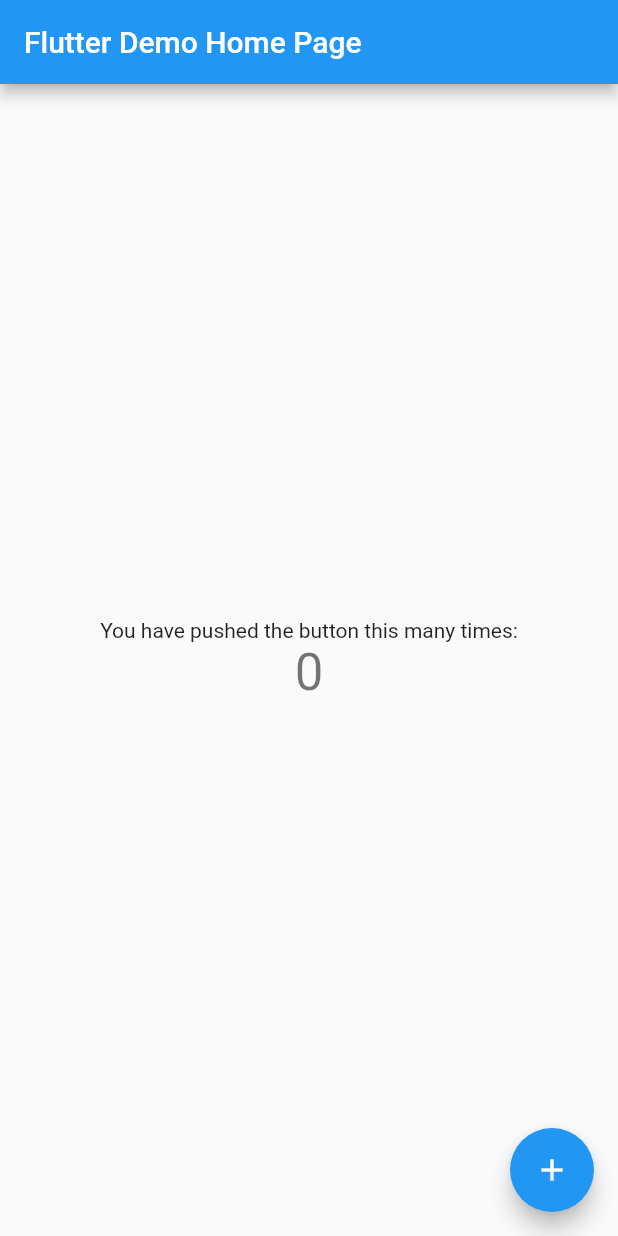
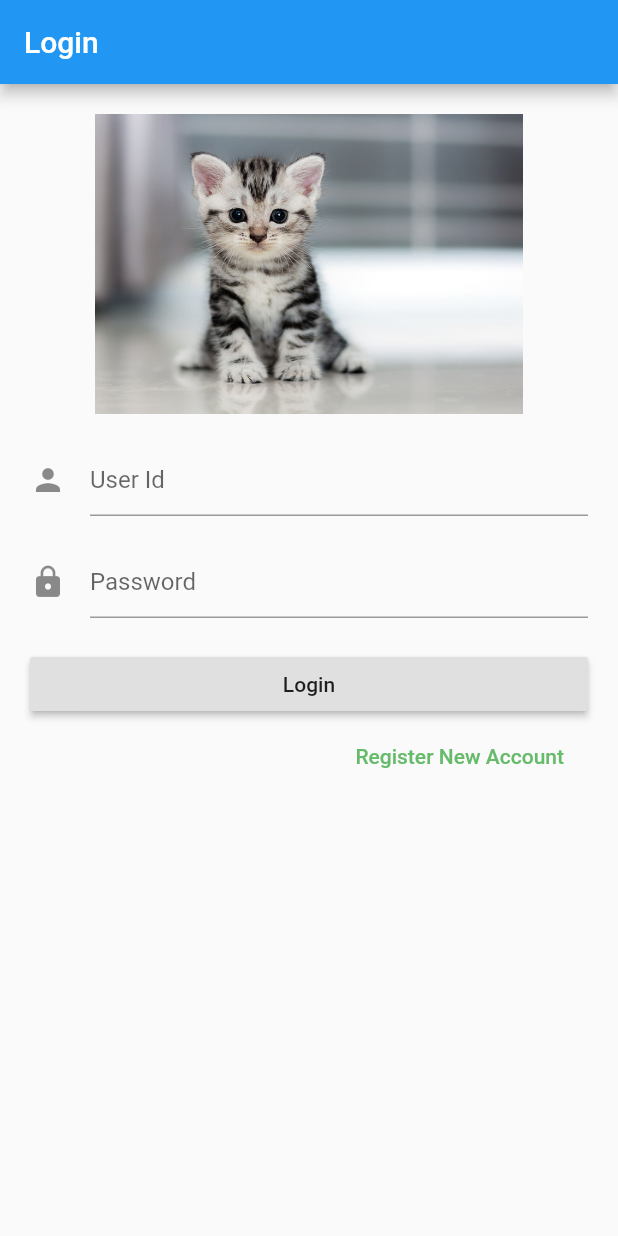
Before and after one commit to Punmanat/flutter_assignment, a Flutter app: the screen it shows after launch, on a phone screen of 412 x 824 dp. Run offline on Flutter 3.47's test engine with Material 2 defaults, Android fonts, the phone set to English and light mode, and no system bars.

Commit message:
🏎Create Login

```diff
--- a/lib/main.dart
+++ b/lib/main.dart
@@ -1,4 +1,7 @@
 import 'package:flutter/material.dart';
+import './ui/login.dart';
+import './ui/register.dart';
+import './ui/home.dart';
 
 void main() => runApp(MyApp());
 
@@ -7,105 +10,14 @@ class MyApp extends StatelessWidget {
   @override
   Widget build(BuildContext context) {
     return MaterialApp(
-      title: 'Flutter Demo',
       theme: ThemeData(
-        // This is the theme of your application.
-        //
-        // Try running your application with "flutter run". You'll see the
-        // application has a blue toolbar. Then, without quitting the app, try
-        // changing the primarySwatch below to Colors.green and then invoke
-        // "hot reload" (press "r" in the console where you ran "flutter run",
-        // or simply save your changes to "hot reload" in a Flutter IDE).
-        // Notice that the counter didn't reset back to zero; the application
-        // is not restarted.
         primarySwatch: Colors.blue,
       ),
-      home: MyHomePage(title: 'Flutter Demo Home Page'),
+      initialRoute: "/",
+      routes: {
+        "/": (context)=>Login(),
+      },
+
     );
   }
 }
-
-class MyHomePage extends StatefulWidget {
-  MyHomePage({Key key, this.title}) : super(key: key);
-
-  // This widget is the home page of your application. It is stateful, meaning
-  // that it has a State object (defined below) that contains fields that affect
-  // how it looks.
-
-  // This class is the configuration for the state. It holds the values (in this
-  // case the title) provided by the parent (in this case the App widget) and
-  // used by the build method of the State. Fields in a Widget subclass are
-  // always marked "final".
-
-  final String title;
-
-  @override
-  _MyHomePageState createState() => _MyHomePageState();
-}
-
-class _MyHomePageState extends State<MyHomePage> {
-  int _counter = 0;
-
-  void _incrementCounter() {
-    setState(() {
-      // This call to setState tells the Flutter framework that something has
-      // changed in this State, which causes it to rerun the build method below
-      // so that the display can reflect the updated values. If we changed
-      // _counter without calling setState(), then the build method would not be
-      // called again, and so nothing would appear to happen.
-      _counter++;
-    });
-  }
-
-  @override
-  Widget build(BuildContext context) {
-    // This method is rerun every time setState is called, for instance as done
-    // by the _incrementCounter method above.
-    //
-    // The Flutter framework has been optimized to make rerunning build methods
-    // fast, so that you can just rebuild anything that needs updating rather
-    // than having to individually change instances of widgets.
-    return Scaffold(
-      appBar: AppBar(
-        // Here we take the value from the MyHomePage object that was created by
-        // the App.build method, and use it to set our appbar title.
-        title: Text(widget.title),
-      ),
-      body: Center(
-        // Center is a layout widget. It takes a single child and positions it
-        // in the middle of the parent.
-        child: Column(
-          // Column is also layout widget. It takes a list of children and
-          // arranges them vertically. By default, it sizes itself to fit its
-          // children horizontally, and tries to be as tall as its parent.
-          //
-          // Invoke "debug painting" (press "p" in the console, choose the
-          // "Toggle Debug Paint" action from the Flutter Inspector in Android
-          // Studio, or the "Toggle Debug Paint" command in Visual Studio Code)
-          // to see the wireframe for each widget.
-          //
-          // Column has various properties to control how it sizes itself and
-          // how it positions its children. Here we use mainAxisAlignment to
-          // center the children vertically; the main axis here is the vertical
-          // axis because Columns are vertical (the cross axis would be
-          // horizontal).
-          mainAxisAlignment: MainAxisAlignment.center,
-          children: <Widget>[
-            Text(
-              'You have pushed the button this many times:',
-            ),
-            Text(
-              '$_counter',
-              style: Theme.of(context).textTheme.display1,
-            ),
-          ],
-        ),
-      ),
-      floatingActionButton: FloatingActionButton(
-        onPressed: _incrementCounter,
-        tooltip: 'Increment',
-        child: Icon(Icons.add),
-      ), // This trailing comma makes auto-formatting nicer for build methods.
-    );
-  }
-}
--- /dev/null
+++ b/lib/ui/home.dart
@@ -0,0 +1 @@
+import 'package:flutter/material.dart';
--- /dev/null
+++ b/lib/ui/login.dart
@@ -0,0 +1,86 @@
+import 'package:flutter/material.dart';
+
+class Login extends StatefulWidget{
+  @override
+  State<StatefulWidget> createState() {
+    return LoginState();
+  }
+
+}
+
+class LoginState extends State<Login>{
+  @override
+  Widget build(BuildContext context) {
+  final _formkey = GlobalKey<FormState>();
+    return Scaffold(
+      appBar: AppBar(
+        title: Text("Login"),
+      ),
+      body: Padding(
+        padding: const EdgeInsets.all(20),
+        child: Form(
+          key: _formkey,
+          child: ListView(
+            children: <Widget>[
+              Image.asset("resources/cat.jpg", height: 200,),
+              Container(
+                margin: EdgeInsets.only(top:20),
+                child: TextFormField(
+                  decoration: InputDecoration(
+                    icon: Icon(Icons.person),
+                    hintText: "User Id"
+                  ),
+                  validator: (value){
+                    //User Id
+                    if(value.isEmpty){
+                      return "กรุณาระบุ user or password";
+                    }
+                  },
+                ),
+              ),
+              Container(
+                margin: EdgeInsets.only(top:20),
+                child: TextFormField(
+                  decoration: InputDecoration(
+                    icon: Icon(Icons.lock),
+                    hintText: "Password"
+                  ),
+                  obscureText: true,
+                  validator: (value){
+                    //password
+                    if(value.isEmpty){
+                      return "กรุณาระบุ user or password";
+                    }
+                  },
+                ),
+              ),
+              Container(
+                margin: EdgeInsets.only(top:20),
+                child: RaisedButton(
+                  child: Text("Login"),
+                  onPressed: (){
+                    if(_formkey.currentState.validate()){
+                        Scaffold.of(context)
+                        .showSnackBar(SnackBar(content: Text("Processing Data")));
+                      }
+                  },
+                ),
+              ),
+              Row(
+                mainAxisAlignment: MainAxisAlignment.end,
+                children: <Widget>[
+                  FlatButton(
+                    child: Text("Register New Account", style: TextStyle(color: Colors.green[400]),),
+                    onPressed: (){
+                    },
+                  ),
+                ],
+              )
+            ],
+          ),
+        ),
+      ),
+    );
+  }
+
+}
--- /dev/null
+++ b/lib/ui/register.dart
@@ -0,0 +1 @@
+import 'package:flutter/material.dart';
--- a/pubspec.yaml
+++ b/pubspec.yaml
@@ -37,7 +37,8 @@ flutter:
   uses-material-design: true
 
   # To add assets to your application, add an assets section, like this:
-  # assets:
+  assets:
+   - resources/
   #  - images/a_dot_burr.jpeg
   #  - images/a_dot_ham.jpeg
 
```
Also changed, not shown: resources/cat.jpg (added), 1 other file.
